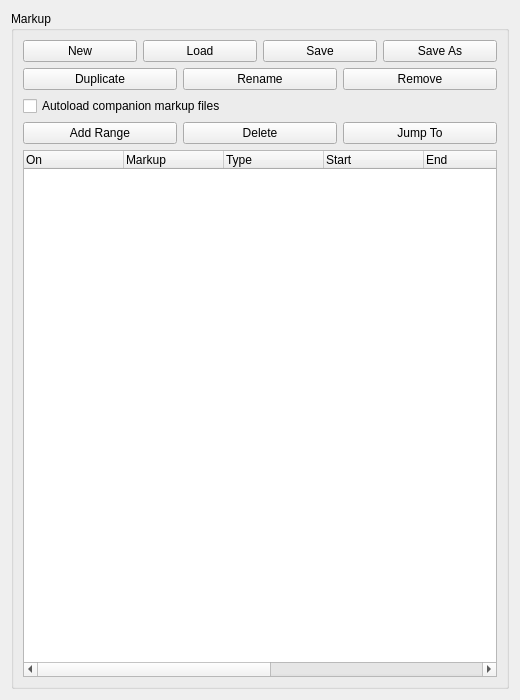
The window that plotjuggler_app/markers/markers_panel.ui (facontidavide/PlotJuggler) describes before a commit, drawn with Qt 5.
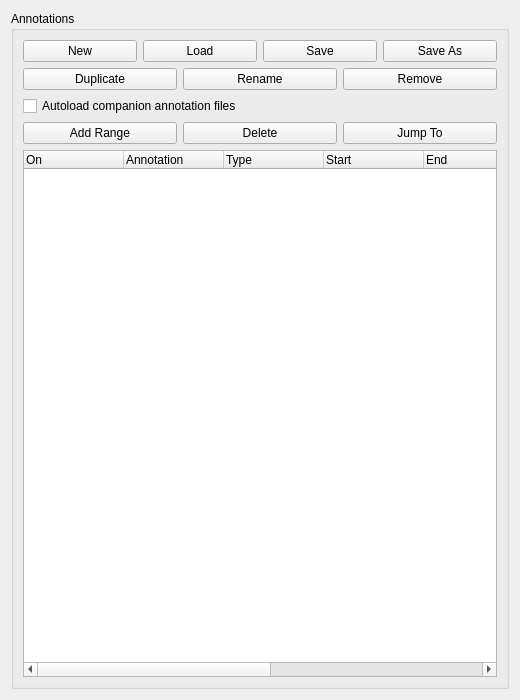
The same window after the commit.

Commit message: WIP annotations rename

What changed in the file:
```diff
--- a/plotjuggler_app/markers/markers_panel.ui
+++ b/plotjuggler_app/markers/markers_panel.ui
@@ -17,7 +17,7 @@
    <item>
     <widget class="QGroupBox" name="groupMarkup">
      <property name="title">
-      <string>Markup</string>
+      <string>Annotations</string>
      </property>
      <layout class="QVBoxLayout" name="verticalLayoutMarkup">
       <item>
@@ -80,7 +80,7 @@
       <item>
        <widget class="QCheckBox" name="checkBoxAutoloadCompanionMarkup">
         <property name="text">
-         <string>Autoload companion markup files</string>
+         <string>Autoload companion annotation files</string>
         </property>
        </widget>
       </item>
@@ -118,7 +118,7 @@
         </column>
         <column>
          <property name="text">
-          <string>Markup</string>
+          <string>Annotation</string>
          </property>
         </column>
         <column>
```
The commit also changes 6 other files.
